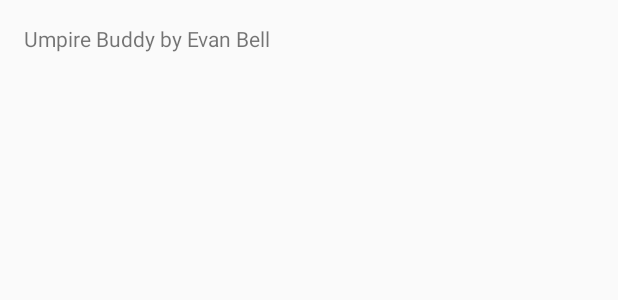
After one commit to evanbell123/UmpireBuddy, an Android app: the layout activity_about.xml on its own in the app's theme, with its tools: preview values and no code run, on a phone screen of 412 x 824 dp. The commit adds this screen. Shown: the top 300 px of the screen. Run offline under Robolectric (Android 15) with nearby library versions, the phone set to English and light mode, and no system bars.

Commit message:
About Activity
Created an about activity

```diff
--- a/app/src/main/AndroidManifest.xml
+++ b/app/src/main/AndroidManifest.xml
@@ -16,6 +16,10 @@
                 <category android:name="android.intent.category.LAUNCHER" />
             </intent-filter>
         </activity>
+        <activity
+            android:name=".AboutActivity"
+            android:label="@string/title_activity_about" >
+        </activity>
     </application>
 
 </manifest>
--- /dev/null
+++ b/app/src/main/res/layout/activity_about.xml
@@ -0,0 +1,13 @@
+<RelativeLayout xmlns:android="http://schemas.android.com/apk/res/android"
+    xmlns:tools="http://schemas.android.com/tools" android:layout_width="match_parent"
+    android:layout_height="match_parent" android:paddingLeft="@dimen/activity_horizontal_margin"
+    android:paddingRight="@dimen/activity_horizontal_margin"
+    android:paddingTop="@dimen/activity_vertical_margin"
+    android:paddingBottom="@dimen/activity_vertical_margin"
+    tools:context="com.umkc.evan.umpirebuddy.AboutActivity">
+
+    <TextView android:text="@string/about_text" android:layout_width="wrap_content"
+        android:layout_height="wrap_content"
+        android:id="@+id/about" />
+
+</RelativeLayout>
--- a/app/src/main/res/menu/menu_umpire.xml
+++ b/app/src/main/res/menu/menu_umpire.xml
@@ -5,6 +5,6 @@
         android:title="Reset"
         android:icon="@drawable/ic_action_refresh"
         app:showAsAction="withText|ifRoom" />
-    <item android:id="@+id/action_settings" android:title="@string/action_settings"
+    <item android:id="@+id/about" android:title="@string/title_activity_about"
         android:orderInCategory="100" app:showAsAction="never" />
 </menu>
--- a/app/src/main/res/values/strings.xml
+++ b/app/src/main/res/values/strings.xml
@@ -10,5 +10,5 @@
     <string name="ball_cnt">0</string>
     <string name="strike_cnt">0</string>
     <string name="title_activity_about">About</string>
-    <string name="about_text">Count Much More by Evan Bell</string>
+    <string name="about_text">Umpire Buddy by Evan Bell</string>
 </resources>
```
Also changed, not shown: app/src/main/java/com/umkc/evan/umpirebuddy/AboutActivity.java (added, +54 -0 lines), app/src/main/java/com/umkc/evan/umpirebuddy/UmpireActivity.java (+5 -2 lines), app/src/main/res/menu/menu_about.xml (added, +7 -0 lines).
